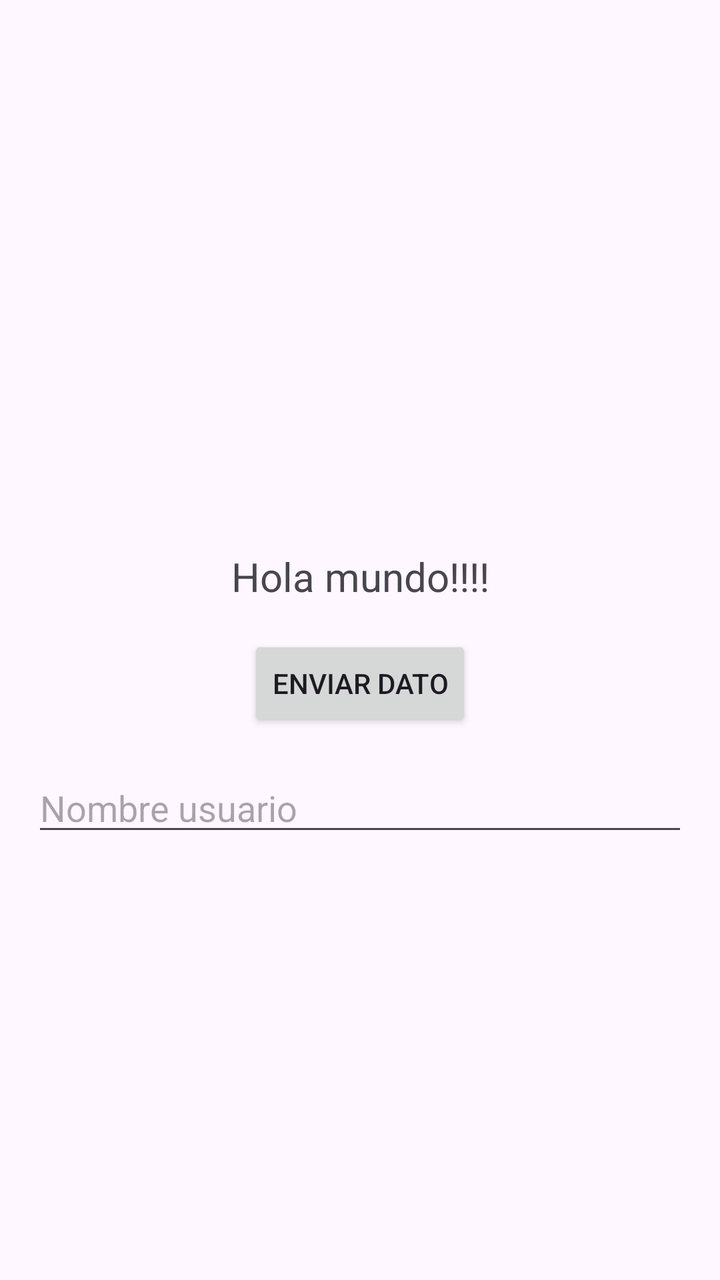
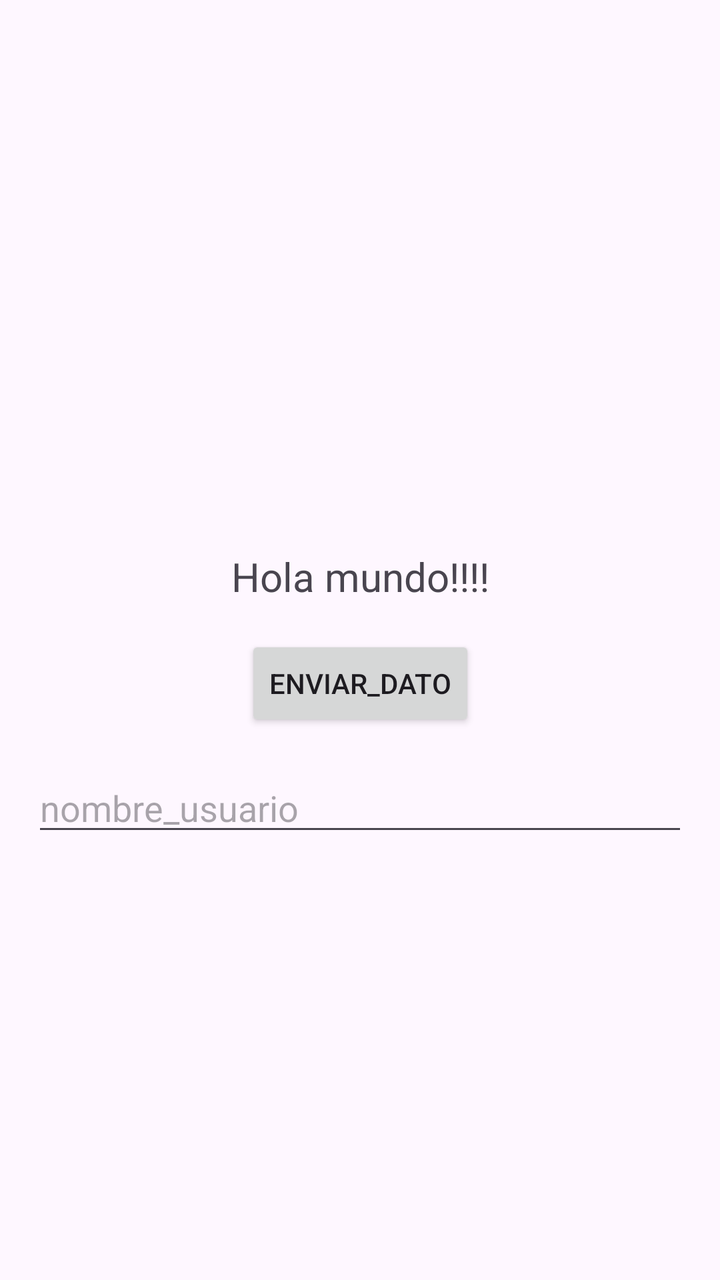

Before-and-after screenshots of an Android layout around one commit, followed by the original layout XML and the change that was made.
<!-- AndroidManifest.xml: application theme Theme.MyFirstApp -->
<!-- res/layout/activity_main.xml -->
<?xml version="1.0" encoding="utf-8"?>
<androidx.constraintlayout.widget.ConstraintLayout xmlns:android="http://schemas.android.com/apk/res/android"
    xmlns:app="http://schemas.android.com/apk/res-auto"
    xmlns:tools="http://schemas.android.com/tools"
    android:id="@+id/main"
    android:layout_width="match_parent"
    android:layout_height="match_parent"
    tools:context=".MainActivity">

    <TextView
        android:id="@+id/texto"
        android:layout_width="wrap_content"
        android:layout_height="wrap_content"
        android:text="@string/hola_mundo"
        android:textSize="20sp"
        app:layout_constraintBottom_toTopOf="@+id/boton"
        app:layout_constraintEnd_toEndOf="parent"
        app:layout_constraintStart_toStartOf="parent"
        app:layout_constraintTop_toTopOf="parent"
        app:layout_constraintVertical_chainStyle="packed" />

    <EditText
        android:id="@+id/usuario"
        android:layout_width="0dp"
        android:layout_height="wrap_content"
        android:layout_marginStart="16dp"
        android:layout_marginEnd="16dp"
        android:layout_marginTop="16dp"
        android:hint="Nombre usuario"
        app:layout_constraintEnd_toEndOf="parent"
        app:layout_constraintStart_toStartOf="parent"
        app:layout_constraintTop_toBottomOf="@+id/boton" />

    <Button
        android:id="@+id/boton"
        android:layout_width="wrap_content"
        android:layout_height="wrap_content"
        android:layout_marginTop="16dp"
        android:text="Enviar dato"
        app:layout_constraintBottom_toBottomOf="parent"
        app:layout_constraintEnd_toEndOf="parent"
        app:layout_constraintStart_toStartOf="parent"
        app:layout_constraintTop_toBottomOf="@+id/texto" />

</androidx.constraintlayout.widget.ConstraintLayout>
<!-- resources referenced by this layout -->
<resources>
  <string name="hola_mundo">Hola mundo!!!!</string>
  <style name="Theme.MyFirstApp" parent="Base.Theme.MyFirstApp" />
  <style name="Base.Theme.MyFirstApp" parent="Theme.Material3.DayNight.NoActionBar">
          
          
      </style>
</resources>

<!-- the commit's change to res/layout/activity_main.xml (unified diff, before → after) -->
@@ -26,7 +26,7 @@
         android:layout_marginStart="16dp"
         android:layout_marginEnd="16dp"
         android:layout_marginTop="16dp"
-        android:hint="Nombre usuario"
+        android:hint="nombre_usuario"
         app:layout_constraintEnd_toEndOf="parent"
         app:layout_constraintStart_toStartOf="parent"
         app:layout_constraintTop_toBottomOf="@+id/boton" />
@@ -36,7 +36,7 @@
         android:layout_width="wrap_content"
         android:layout_height="wrap_content"
         android:layout_marginTop="16dp"
-        android:text="Enviar dato"
+        android:text="Enviar_dato"
         app:layout_constraintBottom_toBottomOf="parent"
         app:layout_constraintEnd_toEndOf="parent"
         app:layout_constraintStart_toStartOf="parent"
